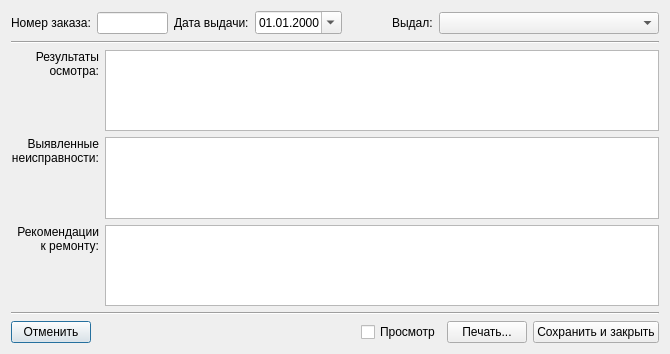
Feo-d-oR/YARC, file RepairCenter/giveorderdiag.ui: the form before one commit.
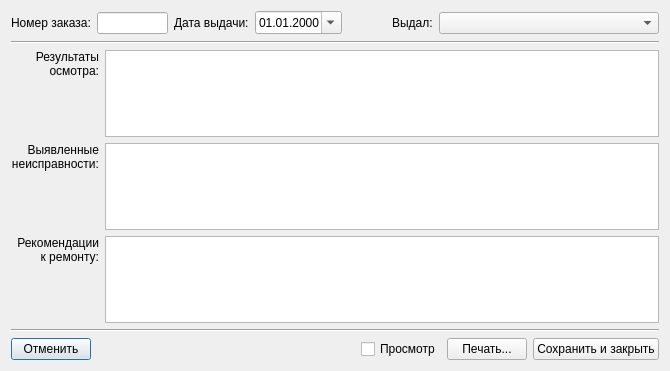
The form after the commit. Icons and pictures are not drawn.

```diff
--- a/RepairCenter/giveorderdiag.ui
+++ b/RepairCenter/giveorderdiag.ui
@@ -7,7 +7,7 @@
     <x>0</x>
     <y>0</y>
     <width>670</width>
-    <height>354</height>
+    <height>371</height>
    </rect>
   </property>
   <property name="windowTitle">
```
Left out of the diff: 12 changed lines with no effect on the pictures.
